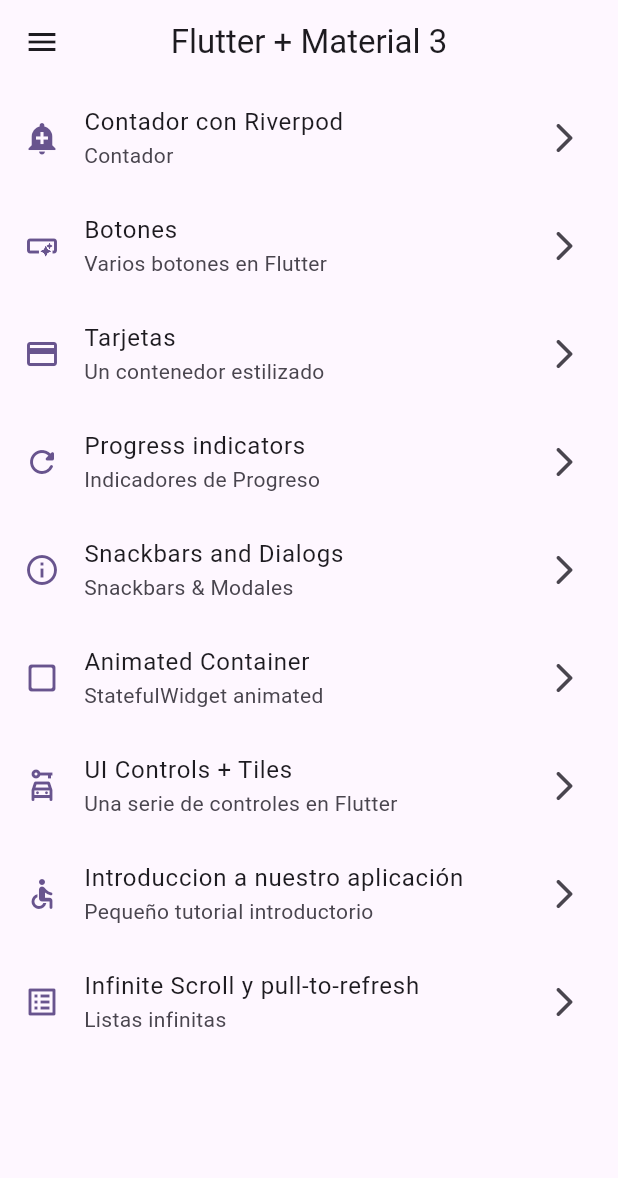
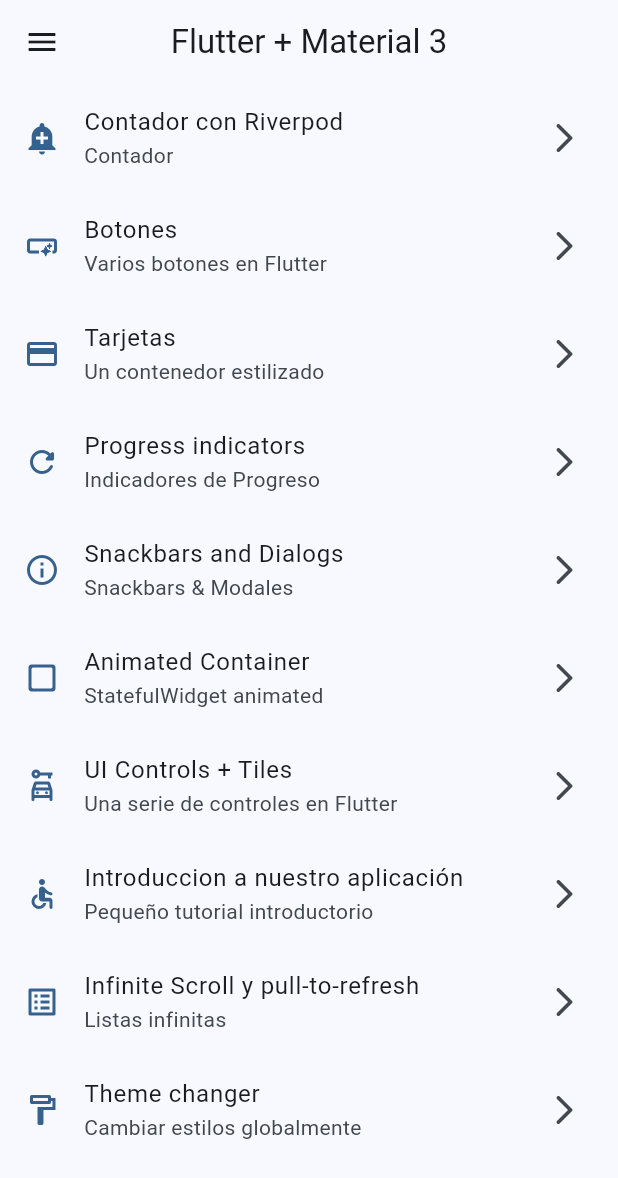
Before and after one commit to fernando1002971/widgets_app, a Flutter app: the screen it shows after launch, on a phone screen of 412 x 824 dp. Shown: the top 1178 px of the screen. Run offline on Flutter 3.47's test engine with Material 2 defaults, Android fonts, the phone set to English and light mode, and no system bars; our stand-ins replace animate_do, flutter_riverpod, go_router.

Commit message:
Uso de Riverpod para tema global

```diff
--- a/lib/config/menu/menu_items.dart
+++ b/lib/config/menu/menu_items.dart
@@ -18,8 +18,7 @@ const appMenuItems = <MenuItem>[
       title: "Contador con Riverpod",
       subtitle: "Contador",
       link: "/counter",
-      icon: Icons.add_alert
-  ),
+      icon: Icons.add_alert),
   MenuItem(
     title: "Botones",
     subtitle: "Varios botones en Flutter",
@@ -66,5 +65,12 @@ const appMenuItems = <MenuItem>[
       title: "Infinite Scroll y pull-to-refresh",
       subtitle: "Listas infinitas",
       link: "/infinite",
-      icon: Icons.list_alt_outlined),
+      icon: Icons.list_alt_outlined
+  ),
+    MenuItem(
+      title: "Theme changer",
+      subtitle: "Cambiar estilos globalmente",
+      link: "/theme-changer",
+      icon: Icons.format_paint_outlined
+  ),
 ];
--- a/lib/config/router/app_router.dart
+++ b/lib/config/router/app_router.dart
@@ -55,5 +55,10 @@ final appRouter = GoRouter(
       path: '/counter',
       builder: (context, state) =>  CounterScreen(),
     ),
+       GoRoute(
+      name:ThemeChangerScreen.name,
+      path: '/theme-changer',
+      builder: (context, state) => const ThemeChangerScreen(),
+    ),
   ],
 );
--- a/lib/config/theme/app_theme.dart
+++ b/lib/config/theme/app_theme.dart
@@ -14,16 +14,17 @@ const colorList = <Color>[
 
 class AppTheme {
   final int selectedColor;
+  final bool isDarkmode;
 
-  AppTheme({this.selectedColor = 0})
+  AppTheme({this.selectedColor = 0,this.isDarkmode=false })
       : assert(selectedColor >= 0, "Selected color must be greater than 0 "),
-      assert(selectedColor < colorList.length, "Selected color must be less or equal than ${colorList.length-1} ");
+        assert(selectedColor < colorList.length,
+            "Selected color must be less or equal than ${colorList.length - 1} ");
 
   ThemeData getTheme() => ThemeData(
-    appBarTheme: const AppBarTheme(
-      centerTitle: true
-    ),
-    useMaterial3: true,
-    colorSchemeSeed: colorList[selectedColor],
-  );
+        appBarTheme: const AppBarTheme(centerTitle: true),
+        useMaterial3: true,
+        brightness:isDarkmode ? Brightness.dark : Brightness.light,
+        colorSchemeSeed: colorList[selectedColor],
+      );
 }
--- a/lib/main.dart
+++ b/lib/main.dart
@@ -2,21 +2,26 @@ import 'package:flutter/material.dart';
 import 'package:flutter_riverpod/flutter_riverpod.dart';
 import 'package:widgets_app/config/router/app_router.dart';
 import 'package:widgets_app/config/theme/app_theme.dart';
+import 'package:widgets_app/presentation/providers/theme_provider.dart';
 
 void main() {
   runApp(const ProviderScope(child: MainApp()));
 }
 
-class MainApp extends StatelessWidget {
+class MainApp extends ConsumerWidget {
   const MainApp({super.key});
 
   @override
-  Widget build(BuildContext context) {
+  Widget build(BuildContext context, WidgetRef ref) {
+
+    final isDarkMode = ref.watch(isDarkmodeProvider);
+    final int selectedIndexColor = ref.watch(selectedColorProvider);
+
     return MaterialApp.router(
       title: "Flutter Widgets",
       routerConfig: appRouter,
       debugShowCheckedModeBanner: false,
-      theme: AppTheme(selectedColor: 5).getTheme(),
+      theme: AppTheme(selectedColor: selectedIndexColor, isDarkmode: isDarkMode).getTheme(),
     );
   }
 }
--- a/lib/presentation/providers/theme_provider.dart
+++ b/lib/presentation/providers/theme_provider.dart
@@ -1,3 +1,13 @@
 import 'package:flutter_riverpod/flutter_riverpod.dart';
+import 'package:widgets_app/config/theme/app_theme.dart';
 
+
+//Provider inmutable listado de colores que no cambia
+final colorListProvider = Provider((ref) => colorList);
+
+//Boolean
 final isDarkmodeProvider = StateProvider<bool>((ref) => false);
+
+
+//int
+final selectedColorProvider = StateProvider<int>((ref) => 0);
--- a/lib/presentation/screens/counter/counter_screen.dart
+++ b/lib/presentation/screens/counter/counter_screen.dart
@@ -31,7 +31,7 @@ class CounterScreen extends ConsumerWidget {
       ),
       floatingActionButton: FloatingActionButton.extended(
           onPressed: () {
-            //ref.read(counterProvider.notifier).state++;
+           // ref.read(counterProvider.notifier).state++;
             ref.read(counterProvider.notifier).update((state) => state + 1);
           },
           label: const Text("Incrementar"),
--- a/lib/presentation/screens/screens.dart
+++ b/lib/presentation/screens/screens.dart
@@ -1,11 +1,7 @@
-//Anteriores
-
+export 'package:widgets_app/presentation/screens/theme-changer/theme_changer_screen.dart';
 export 'package:widgets_app/presentation/screens/home/home_screen.dart';
 export 'package:widgets_app/presentation/screens/buttons/buttons_screen.dart';
 export 'package:widgets_app/presentation/screens/cards/cards_screen.dart';
-
-
-//Nuevos
 export 'package:widgets_app/presentation/screens/animated/animated_screen.dart';
 export 'package:widgets_app/presentation/screens/app_tutorial/app_tutorial_screen.dart';
 export 'package:widgets_app/presentation/screens/infinite_scroll/infinite_scroll_screen.dart';
```
Also changed, not shown: lib/presentation/screens/theme-changer/theme_changer_screen.dart (added, +57 -0 lines).
